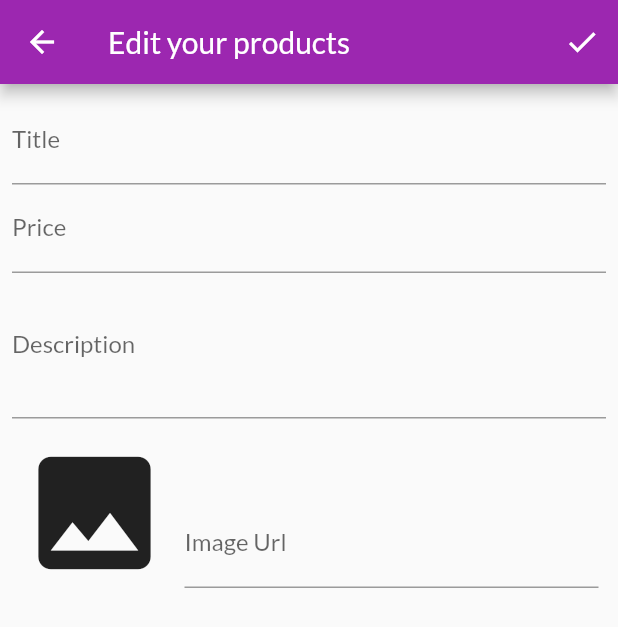
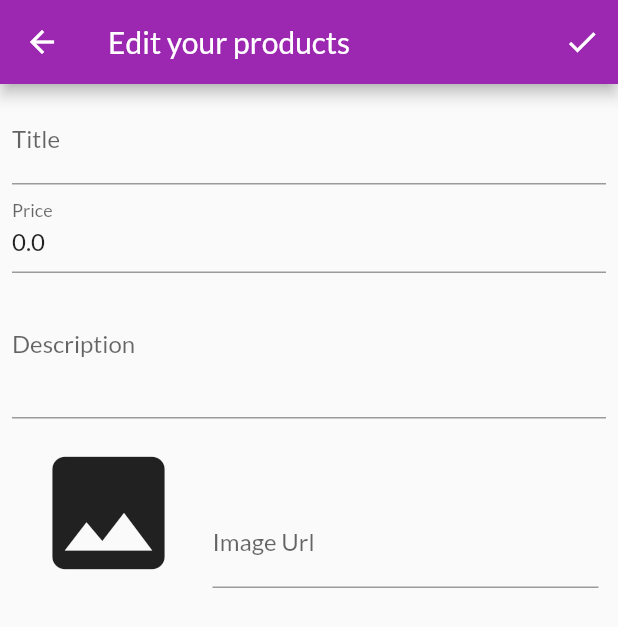
Before and after one commit to babarobat/flshop_app, a Flutter app: the UserProductItem widget shown alone on an empty page, opened directly with empty values, after a tap on the "edit" icon, on a phone screen of 412 x 824 dp. Shown: the top 627 px of the screen. Run offline on Flutter 3.47's test engine with Material 2 defaults, Android fonts, the phone set to English and light mode, and no system bars; network calls fail.

Commit message:
edit and add products

```diff
--- a/lib/views/screen/edit_product_screen.dart
+++ b/lib/views/screen/edit_product_screen.dart
@@ -19,12 +19,45 @@ class _EditProductScreenState extends State<EditProductScreen> {
   var _price = 0.0;
   var _description = '';
   var _imageUrl = '';
+  var _id = '';
+
+  var _isInit = false;
 
   @override
   void initState() {
     _imageUrlController.addListener(_onImageUrlUpdate);
 
     super.initState();
+  }
+
+  @override
+  void didChangeDependencies() {
+    super.didChangeDependencies();
+
+    if (!_isInit) {
+      _isInit = true;
+
+      var args = ModalRoute.of(context)!.settings.arguments;
+
+      if (args is EditProductScreenArgs) {
+        var id = args.id;
+
+        if (id.isNotEmpty) {
+          var products = context.getProvidedAndForget<Products>();
+          var product = products.getById(id);
+
+          if (product != null) {
+            _id = product.id;
+            _title = product.title;
+            _description = product.description;
+            _price = product.price;
+            _imageUrl = product.imageUrl;
+
+            _imageUrlController.text = _imageUrl;
+          }
+        }
+      }
+    }
   }
 
   @override
@@ -41,16 +74,21 @@ class _EditProductScreenState extends State<EditProductScreen> {
   void _save() {
     _formKey.currentState?.save();
 
-    if(!_fullEmpty){
+    if (!_fullEmpty) {
       var products = context.getProvidedAndForget<Products>();
-
-      products.add(Product(
-        id: DateTime.now().toString(),
+      var newProduct = Product(
+        id: _id.isEmpty ? DateTime.now().toString() : _id,
         title: _title,
         description: _description,
         price: _price,
         imageUrl: _imageUrl,
-      ));
+      );
+
+      if(_id.isEmpty){
+        products.add(newProduct);
+      }else {
+        products.update(_id, newProduct);
+      }
     }
 
     Navigator.of(context).pop();
@@ -105,11 +143,13 @@ class _EditProductScreenState extends State<EditProductScreen> {
             child: Column(
               children: [
                 TextFormField(
+                  initialValue: _title,
                   decoration: const InputDecoration(labelText: 'Title'),
                   textInputAction: TextInputAction.next,
                   onSaved: _setTitle,
                 ),
                 TextFormField(
+                  initialValue: _price.toString(),
                   decoration: const InputDecoration(labelText: 'Price'),
                   keyboardType:
                       const TextInputType.numberWithOptions(decimal: true),
@@ -117,6 +157,7 @@ class _EditProductScreenState extends State<EditProductScreen> {
                   onSaved: _setPrice,
                 ),
                 TextFormField(
+                  initialValue: _description,
                   decoration: const InputDecoration(labelText: 'Description'),
                   maxLines: 3,
                   keyboardType: TextInputType.multiline,
@@ -127,27 +168,22 @@ class _EditProductScreenState extends State<EditProductScreen> {
                   child: Row(
                     crossAxisAlignment: CrossAxisAlignment.end,
                     children: [
-                      Container(
-                        width: 100,
-                        height: 100,
+                      Expanded(
+                        flex: 1,
+                        child: Container(
                           margin: const EdgeInsets.only(
                             top: 8,
                             right: 10,
                           ),
                           child: Container(
                             child: _isUrlValid(_imageUrlController.text)
-                              ? FittedBox(
-                                  fit: BoxFit.cover,
-                                  child:
-                                      Image.network(_imageUrlController.text),
-                                )
-                              : const FittedBox(
-                                  fit: BoxFit.cover,
-                                  child: Icon(Icons.image),
+                                ? Image.network(_imageUrlController.text)
+                                : const Icon(Icons.image, size: 100,),
                           ),
                         ),
                       ),
                       Expanded(
+                        flex: 2,
                         child: TextFormField(
                           decoration:
                               const InputDecoration(labelText: 'Image Url'),
@@ -183,5 +219,13 @@ class _EditProductScreenState extends State<EditProductScreen> {
   }
 
   bool _isUrlValid(String? value) => _validateUrl(value) == null;
-  bool get _fullEmpty => _title.isEmpty && _description.isEmpty && _imageUrl.isEmpty;
+
+  bool get _fullEmpty =>
+      _title.isEmpty && _description.isEmpty && _imageUrl.isEmpty;
 }
+
+class EditProductScreenArgs {
+  String id;
+
+  EditProductScreenArgs({this.id = ''});
+}
--- a/lib/views/screen/product_detail_screen.dart
+++ b/lib/views/screen/product_detail_screen.dart
@@ -9,7 +9,7 @@ class ProductDetailScreen extends StatelessWidget {
   @override
   Widget build(BuildContext context) {
     final id = context.getArgument<ProductDetailScreenDTO>().id;
-    final product = context.getProvidedAndForget<Products>().getById(id);
+    final product = context.getProvidedAndForget<Products>().getById(id)!;
     return Scaffold(
       appBar: AppBar(
         title: Text(product.title),
--- a/lib/views/screen/user_products_screen.dart
+++ b/lib/views/screen/user_products_screen.dart
@@ -33,6 +33,7 @@ class UserProductScreen extends StatelessWidget {
           itemBuilder: (BuildContext ctx, int i) {
             final product = all[i];
             return UserProductItem(
+              id: product.id,
               title: product.title,
               imageUrl: product.imageUrl,
             );
--- a/lib/views/widget/user_product_item.dart
+++ b/lib/views/widget/user_product_item.dart
@@ -1,11 +1,13 @@
 import 'package:flutter/material.dart';
 import 'package:shop_app/constants/routs.dart';
+import 'package:shop_app/views/screen/edit_product_screen.dart';
 
 class UserProductItem extends StatelessWidget {
+  final String id;
   final String title;
   final String imageUrl;
 
-  const UserProductItem({Key? key, required this.title, required this.imageUrl})
+  const UserProductItem({Key? key, required this.title, required this.imageUrl, required this.id})
       : super(key: key);
 
   @override
@@ -20,7 +22,7 @@ class UserProductItem extends StatelessWidget {
         children: [
           IconButton(
             onPressed: () {
-              Navigator.pushNamed(context, Routs.editProductsScreen);
+              Navigator.pushNamed(context, Routs.editProductsScreen, arguments: EditProductScreenArgs(id: id));
             },
             icon: const Icon(Icons.edit),
             color: Theme.of(context).primaryColor,
```
Also changed, not shown: lib/providers/products.dart (+15 -2 lines). Lines whose indentation alone changed are shown as unchanged.
